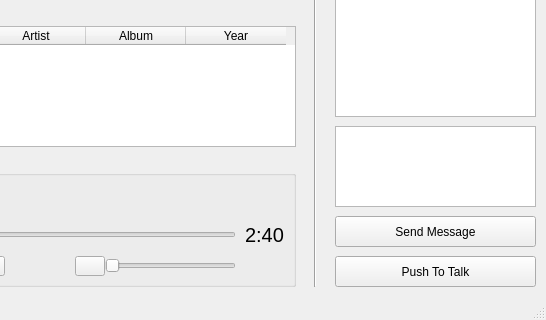
First picture: the form in src/client/commAudio/commaudio.ui, repository Shane-S/CommAudio, before the edit; both pictures show x 225 to 771 and y 270 to 590 of the 771 by 590 pixel window.
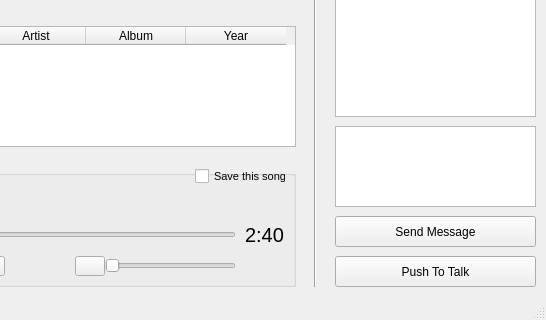
Second picture: the form after the edit. Icons and pictures are not drawn.

Patch:
```diff
--- a/src/client/commAudio/commaudio.ui
+++ b/src/client/commAudio/commaudio.ui
@@ -201,6 +201,24 @@
        <normaloff>Resources/volume.png</normaloff>Resources/volume.png</iconset>
      </property>
     </widget>
+    <widget class="QCheckBox" name="checkBox_save_current_song">
+     <property name="geometry">
+      <rect>
+       <x>410</x>
+       <y>10</y>
+       <width>91</width>
+       <height>20</height>
+      </rect>
+     </property>
+     <property name="font">
+      <font>
+       <pointsize>8</pointsize>
+      </font>
+     </property>
+     <property name="text">
+      <string>Save this song</string>
+     </property>
+    </widget>
    </widget>
    <widget class="Line" name="line">
     <property name="geometry">
```
